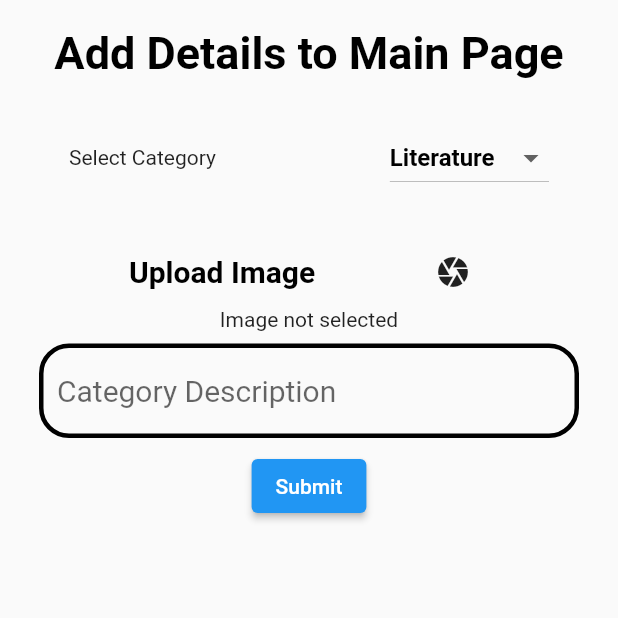
After one commit to ahbazarkoob/admin_app, a Flutter app: the MainFormData screen opened directly, after a tap on the "camera" icon, on a phone screen of 412 x 824 dp, the top half of it. The commit adds this screen. Run offline on Flutter 3.47's test engine with Material 2 defaults, Android fonts, the phone set to English and light mode, and no system bars; our stand-ins replace cloud_firestore, firebase_core, firebase_storage, form_validator, image_picker, multi_dropdown and 1 more; accounts and stored records are empty; Roboto replaces fonts that are missing (NunitoSans).

Commit message:
modified:   lib/main.dart 	new file:   lib/mainPageform.dart 	modified:   lib/recipieform.dart 	new file:   lib/viewmain.dart 	modified:   lib/viewrecipe.dart

```diff
--- a/lib/main.dart
+++ b/lib/main.dart
@@ -2,8 +2,10 @@
 
 import 'package:admin_app/bookform.dart';
 import 'package:admin_app/demopage.dart';
+import 'package:admin_app/mainPageform.dart';
 import 'package:admin_app/recipieform.dart';
 import 'package:admin_app/viewliterature.dart';
+import 'package:admin_app/viewmain.dart';
 import 'package:firebase_core/firebase_core.dart';
 import 'package:flutter/material.dart';
 
@@ -33,9 +35,11 @@ class _MainPageState extends State<MainPage> {
         child: Scaffold(
       body: Column(
         children: [
+          SelectionButton(MainCategoryPage(), 'View Main Page'),
           SelectionButton(ViewLiteraturePage(), 'View Literature Page'),
           SelectionButton(BookFormData(), 'Add Book'),
           SelectionButton(RecipeFormData(), 'Add Recipie'),
+          SelectionButton(MainFormData(), 'Add Category'),
           SelectionButton(DemoPage(), 'Demo')
         ],
       ),
--- /dev/null
+++ b/lib/mainPageform.dart
@@ -0,0 +1,159 @@
+// ignore_for_file: must_be_immutable, prefer_const_constructors, use_key_in_widget_constructors, unused_import, sized_box_for_whitespace
+
+import 'dart:io';
+import 'package:admin_app/bookform.dart';
+import 'package:admin_app/constants.dart';
+import 'package:admin_app/widgets/textfield.dart';
+import 'package:cloud_firestore/cloud_firestore.dart';
+import 'package:firebase_storage/firebase_storage.dart';
+import 'package:flutter/material.dart';
+import 'package:image_picker/image_picker.dart';
+import 'package:multi_dropdown/multiselect_dropdown.dart';
+import 'package:rflutter_alert/rflutter_alert.dart';
+import 'loginform.dart';
+import 'main.dart';
+
+String mainimageURL = '';
+TextEditingController categorydesccontroller = TextEditingController();
+
+class MainFormData extends StatefulWidget {
+  MainFormData({super.key});
+
+  @override
+  State<MainFormData> createState() => _MainFormDataState();
+}
+
+class _MainFormDataState extends State<MainFormData> {
+  List<String> category = [
+    'Literature',
+    'Cuisine',
+    'Handicraft',
+    'Destination',
+    'Culture'
+  ];
+  String selcategory = 'Literature';
+  pickimage() async {
+    final pickedFile = await picker.pickImage(source: ImageSource.gallery);
+    String uniqueFileName = DateTime.now().millisecondsSinceEpoch.toString();
+    if (pickedFile != null) {
+      setState(() {
+        imageFile = File(pickedFile.path);
+      });
+      Reference referenceRoot = FirebaseStorage.instance.ref();
+      Reference refDirImages = referenceRoot.child('images');
+      Reference referenceImageToUpload = refDirImages.child(uniqueFileName);
+      final uploadTask = await referenceImageToUpload.putFile(imageFile!);
+      mainimageURL = await referenceImageToUpload.getDownloadURL();
+    }
+  }
+
+  final formGlobalKey = GlobalKey<FormState>();
+
+  @override
+  Widget build(BuildContext context) {
+    return SafeArea(
+        child: Scaffold(
+      body: SingleChildScrollView(
+        child: Padding(
+          padding: const EdgeInsets.all(10.0),
+          child: Form(
+            key: formGlobalKey,
+            child: Center(
+              child: Padding(
+                padding: const EdgeInsets.all(8.0),
+                child: Column(
+                  mainAxisAlignment: MainAxisAlignment.spaceEvenly,
+                  children: [
+                    Text(
+                      'Add Details to Main Page',
+                      style: kHeading,
+                    ),
+                    Padding(
+                      padding: EdgeInsets.all(28.0),
+                      child: Row(
+                        mainAxisAlignment: MainAxisAlignment.spaceBetween,
+                        children: [
+                          Text('Select Category'),
+                          DropdownButton(
+                            focusColor: Colors.blue,
+                            items: category.map((String category) {
+                              return DropdownMenuItem(
+                                value: category,
+                                child: Text(
+                                  category,
+                                  style: kNormalTextBold,
+                                ),
+                              );
+                            }).toList(),
+                            value: selcategory,
+                            onChanged: (String? newvalue) {
+                              setState(() {
+                                selcategory = newvalue!;
+                              });
+                            },
+                          ),
+                        ],
+                      ),
+                    ),
+                    Row(
+                      mainAxisAlignment: MainAxisAlignment.spaceEvenly,
+                      children: [
+                        Text(
+                          'Upload Image',
+                          style: kSubHeading,
+                        ),
+                        IconButton(
+                            onPressed: () {
+                              pickimage();
+                              showImage = true;
+                            },
+                            icon: Icon(Icons.camera)),
+                      ],
+                    ),
+                    !showImage
+                        ? Text('Image not selected')
+                        : Container(
+                            height: 100,
+                            width: 200,
+                            child: Image.file(imageFile!),
+                          ),
+                    TextInput(
+                        hintText: 'Category Description',
+                        controller: categorydesccontroller),
+                    ElevatedButton(
+                        onPressed: () {
+                          if (formGlobalKey.currentState!.validate()) {
+                            String Categoryid = DateTime.now()
+                                .microsecondsSinceEpoch
+                                .toString();
+                            print(selcategory);
+                            FirebaseFirestore.instance
+                                .collection('main')
+                                .doc(Categoryid)
+                                .set({
+                              'CID': Categoryid,
+                              'CategoryName': selcategory,
+                              'CategoryImage': mainimageURL,
+                              'CategoryDescription':
+                                  categorydesccontroller.text,
+                            }).whenComplete(() => {
+                                      categorydesccontroller.clear(),
+                                      Alert(
+                                              context: context,
+                                              title:
+                                                  'Category Added Successfully')
+                                          .show()
+                                    });
+                          }
+                        },
+                        child: Text('Submit'))
+                  ],
+                ),
+              ),
+            ),
+          ),
+        ),
+      ),
+    ));
+  }
+}
--- a/lib/viewrecipe.dart
+++ b/lib/viewrecipe.dart
@@ -1,3 +1,5 @@
+// ignore_for_file: prefer_const_constructors
+
 import 'package:cloud_firestore/cloud_firestore.dart';
 import 'package:flutter/material.dart';
 
```
Also changed, not shown: lib/recipieform.dart (+23 -6 lines), lib/viewmain.dart (added, +99 -0 lines).
